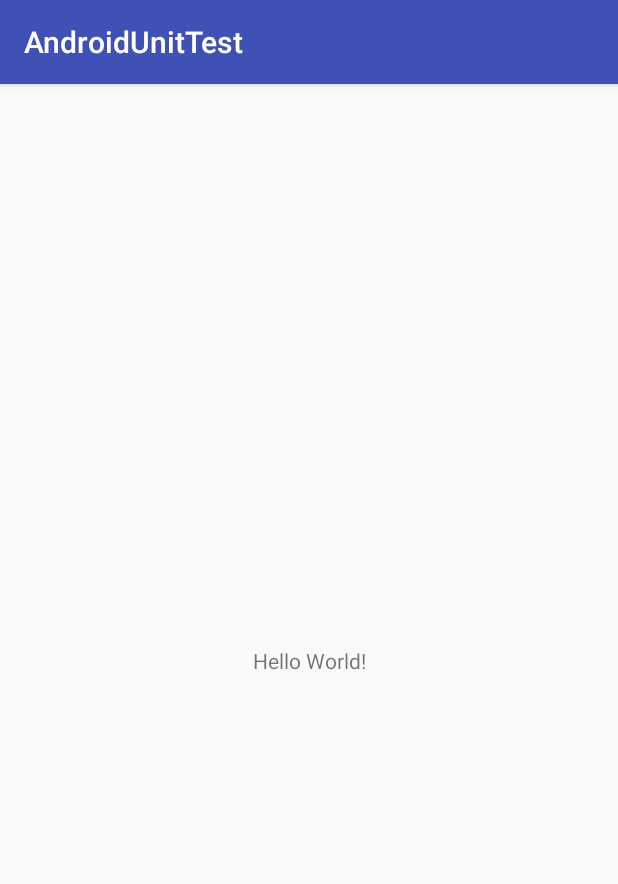
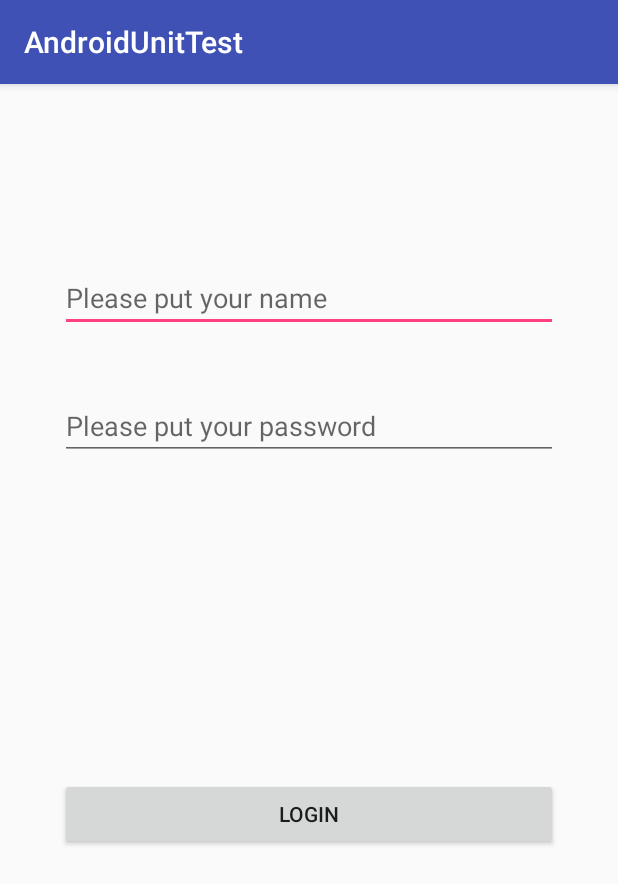
Before and after one commit to stokey/AndroidUnitTest, an Android app: the screen it shows after launch (MainActivity), on a phone screen of 412 x 824 dp. Shown: the top 884 px of the screen. Run offline under Robolectric (Android 15) with nearby library versions, the phone set to English and light mode, and no system bars; our stand-ins replace ButterKnife, RxJava.

```diff
--- a/app/src/main/res/layout/activity_main.xml
+++ b/app/src/main/res/layout/activity_main.xml
@@ -1,18 +1,53 @@
 <?xml version="1.0" encoding="utf-8"?>
-<android.support.constraint.ConstraintLayout xmlns:android="http://schemas.android.com/apk/res/android"
+<android.support.constraint.ConstraintLayout
+    xmlns:android="http://schemas.android.com/apk/res/android"
     xmlns:app="http://schemas.android.com/apk/res-auto"
     xmlns:tools="http://schemas.android.com/tools"
     android:layout_width="match_parent"
     android:layout_height="match_parent"
     tools:context="com.stokey.androidunittest.MainActivity">
 
-    <TextView
-        android:layout_width="wrap_content"
+    <EditText
+        android:id="@+id/login_name_edt"
+        android:layout_width="match_parent"
         android:layout_height="wrap_content"
-        android:text="Hello World!"
+        android:layout_marginLeft="40dp"
+        android:layout_marginRight="40dp"
+        android:layout_marginTop="120dp"
+        android:hint="Please put your name"
+        app:layout_constraintLeft_toLeftOf="parent"
+        app:layout_constraintRight_toRightOf="parent"
+        app:layout_constraintTop_toTopOf="parent"
+        android:singleLine="true"
+        android:inputType="text"
+        android:imeOptions="actionNext"/>
+
+    <EditText
+        android:id="@+id/login_psw_edt"
+        android:layout_width="match_parent"
+        android:layout_height="wrap_content"
+        android:layout_marginLeft="40dp"
+        android:layout_marginRight="40dp"
+        android:layout_marginTop="40dp"
+        android:hint="Please put your password"
+        android:inputType="textPassword"
+        android:singleLine="true"
+        app:layout_constraintLeft_toLeftOf="parent"
+        app:layout_constraintRight_toRightOf="parent"
+        app:layout_constraintTop_toBottomOf="@id/login_name_edt"
+        android:imeOptions="actionDone"/>
+
+    <Button
+        android:id="@+id/login_btn"
+        android:layout_width="match_parent"
+        android:layout_height="wrap_content"
+        android:layout_marginLeft="40dp"
+        android:layout_marginRight="40dp"
+        android:layout_marginTop="40dp"
+        android:text="Login"
         app:layout_constraintBottom_toBottomOf="parent"
         app:layout_constraintLeft_toLeftOf="parent"
         app:layout_constraintRight_toRightOf="parent"
-        app:layout_constraintTop_toTopOf="parent" />
+        app:layout_constraintTop_toBottomOf="@id/login_name_edt" />
 
 </android.support.constraint.ConstraintLayout>
```
Also changed, not shown: app/src/main/java/com/stokey/androidunittest/MainActivity.java (+67 -0 lines), app/src/main/java/com/stokey/androidunittest/interceptor/LoginInterceptor.java (added, +34 -0 lines), app/src/main/java/com/stokey/androidunittest/model/User.java (added, +61 -0 lines), app/src/main/java/com/stokey/androidunittest/service/LoginManagerImp.java (added, +76 -0 lines), app/src/main/java/com/stokey/androidunittest/service/LoginService.java (added, +25 -0 lines), app/src/main/java/com/stokey/androidunittest/util/LoginUtil.java (added, +26 -0 lines), 1 other file.
